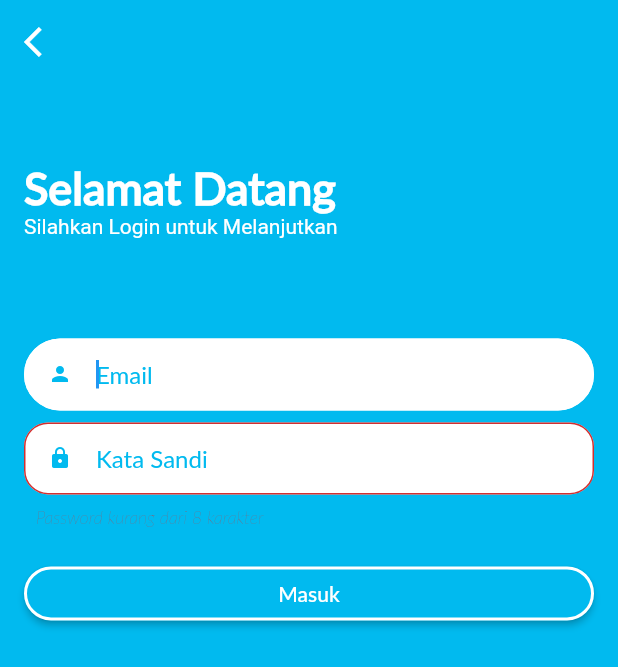
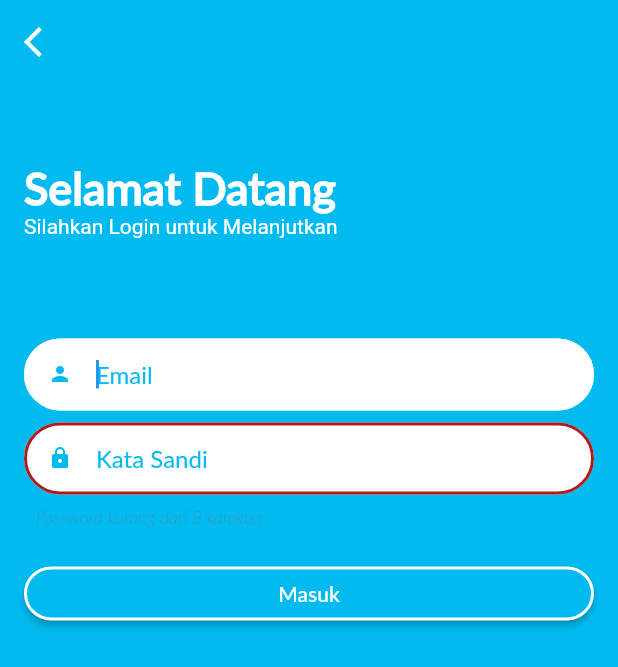
Before and after one commit to twkall/ruangbuku, a Flutter app: the LoginScreen screen opened directly, after a tap on "Masuk", on a phone screen of 412 x 824 dp. Shown: the top 667 px of the screen. Run offline on Flutter 3.47's test engine with Material 2 defaults, Android fonts, the phone set to English and light mode, and no system bars; missing offline and left inert: validate.

Commit message:
11.10 9/9 18 -adding style "template"

```diff
--- a/lib/main.dart
+++ b/lib/main.dart
@@ -44,17 +44,53 @@ void main() => runApp(
             ),
           ),
           inputDecorationTheme: InputDecorationTheme(
-              border: OutlineInputBorder(
-                borderRadius: BorderRadius.circular(16.0),
+            border: OutlineInputBorder(
+              borderRadius: BorderRadius.circular(16.0),
+            ),
+            enabledBorder: OutlineInputBorder(
+              borderSide: BorderSide(
+                color: Color(0xff01baef),
               ),
-              enabledBorder: OutlineInputBorder(
-                  borderSide: BorderSide(
-                color: Color(0xff01baef),
-              ))),
+            ),
+          ),
         ),
         home: HomeScreen(),
       ),
     );
+
+class ColorLibs {
+  static Color buttonGreen() {
+    return Color(0xff01ef39);
+  }
+
+  static Color buttonBlue() {
+    return Color(0xff01baef);
+  }
+
+  static Color buttonRed() {
+    return Color(0xffff7972);
+  }
+
+  static Color buttonOrange() {
+    return Color(0xfff9ac23);
+  }
+
+  static Color primary() {
+    return Color(0xff01baef);
+  }
+
+  static Color secondary() {
+    return Color(0xfff9ac23);
+  }
+
+  static Color error() {
+    return Color(0xffb31919);
+  }
+
+  static Color primaryText() {
+    return Color(0xff757575);
+  }
+}
 
 class HomeScreen extends StatefulWidget {
   @override
@@ -208,7 +244,7 @@ class _LoginScreenState extends State<LoginScreen> {
   //validation for submitting
   void submit() {
     if (this._keyLogin.currentState.validate()) {
-      _keyLogin.currentState.save();//save the form values
+      _keyLogin.currentState.save(); //save the form values
 
       print('Printing the login data.');
       print('Email: ${_data.email}');
@@ -366,6 +402,21 @@ class _LoginScreenState extends State<LoginScreen> {
                                       width: 2.0,
                                     ),
                                   ),
+                                  errorBorder: OutlineInputBorder(
+                                    borderRadius: BorderRadius.circular(32.0),
+                                    borderSide: BorderSide(
+                                      color: ColorLibs.error(),
+                                      width: 2.0,
+                                    ),
+                                  ),
+                                  focusedErrorBorder: OutlineInputBorder(
+                                    borderRadius: BorderRadius.circular(32.0),
+                                    borderSide: BorderSide(
+                                      style: BorderStyle.solid,
+                                      color: Colors.red,
+                                      width: 2.0,
+                                    ),
+                                  ),
                                   prefixIcon: Padding(
                                     padding: EdgeInsets.all(2.0),
                                     child: Icon(
```
